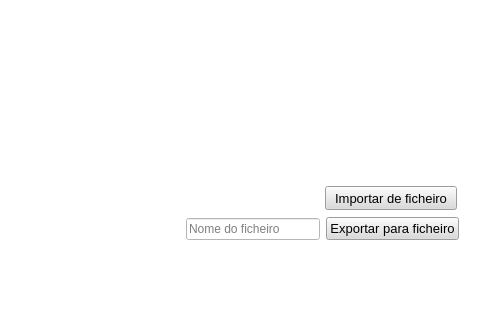
RicAB98/ScheduleHelper, file Designs/MainWindow.ui: the form before one commit; both pictures show x 845 to 1325 and y 564 to 884 of the 1325 by 884 pixel window.
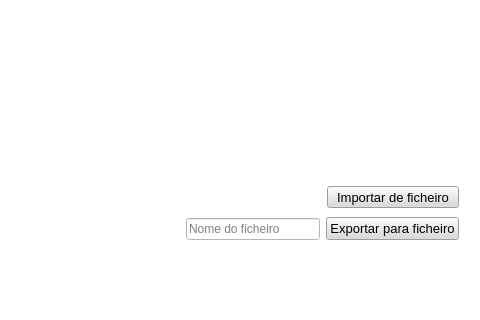
The form after the commit.

Commit message: Create executable

```diff
--- a/Designs/MainWindow.ui
+++ b/Designs/MainWindow.ui
@@ -759,7 +759,7 @@
      </item>
     </layout>
    </widget>
-   <widget class="QWidget" name="">
+   <widget class="QWidget" name="layoutWidget">
     <property name="geometry">
      <rect>
       <x>1031</x>
@@ -797,10 +797,10 @@
    <widget class="QPushButton" name="importButton">
     <property name="geometry">
      <rect>
-      <x>1170</x>
+      <x>1172</x>
       <y>750</y>
       <width>132</width>
-      <height>24</height>
+      <height>22</height>
      </rect>
     </property>
     <property name="font">
```
The commit also changes 2 other files.
